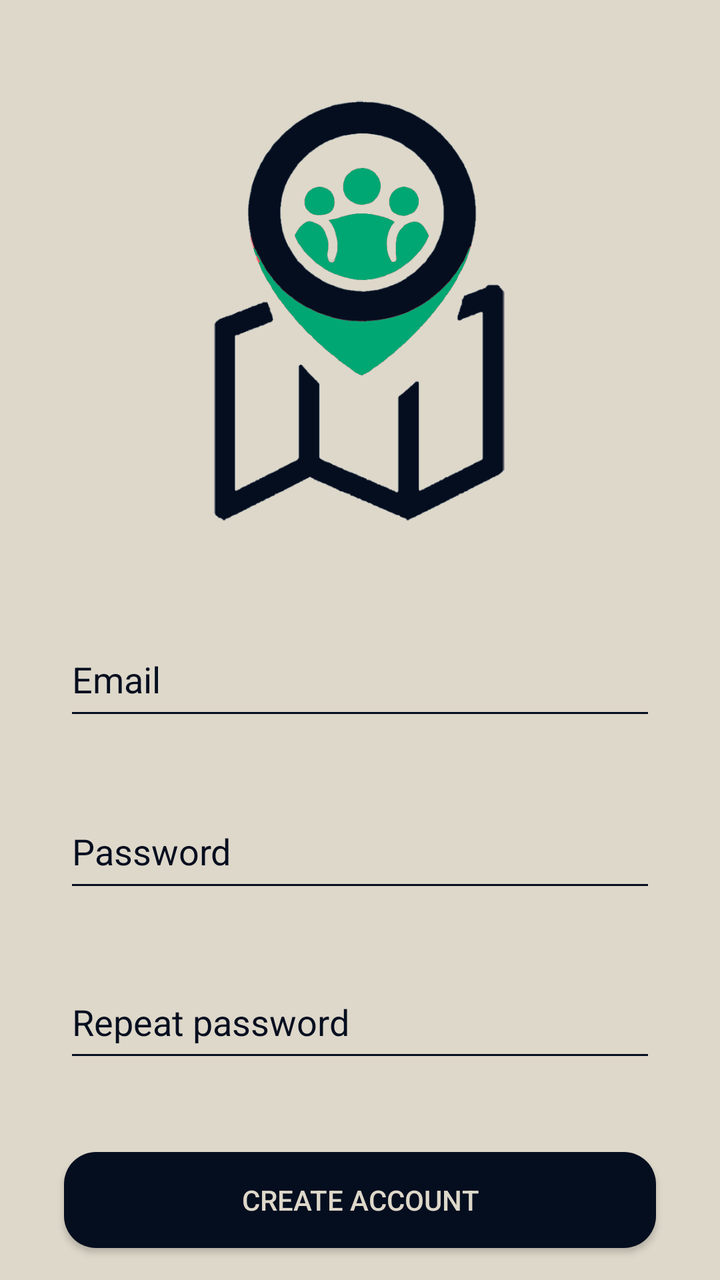
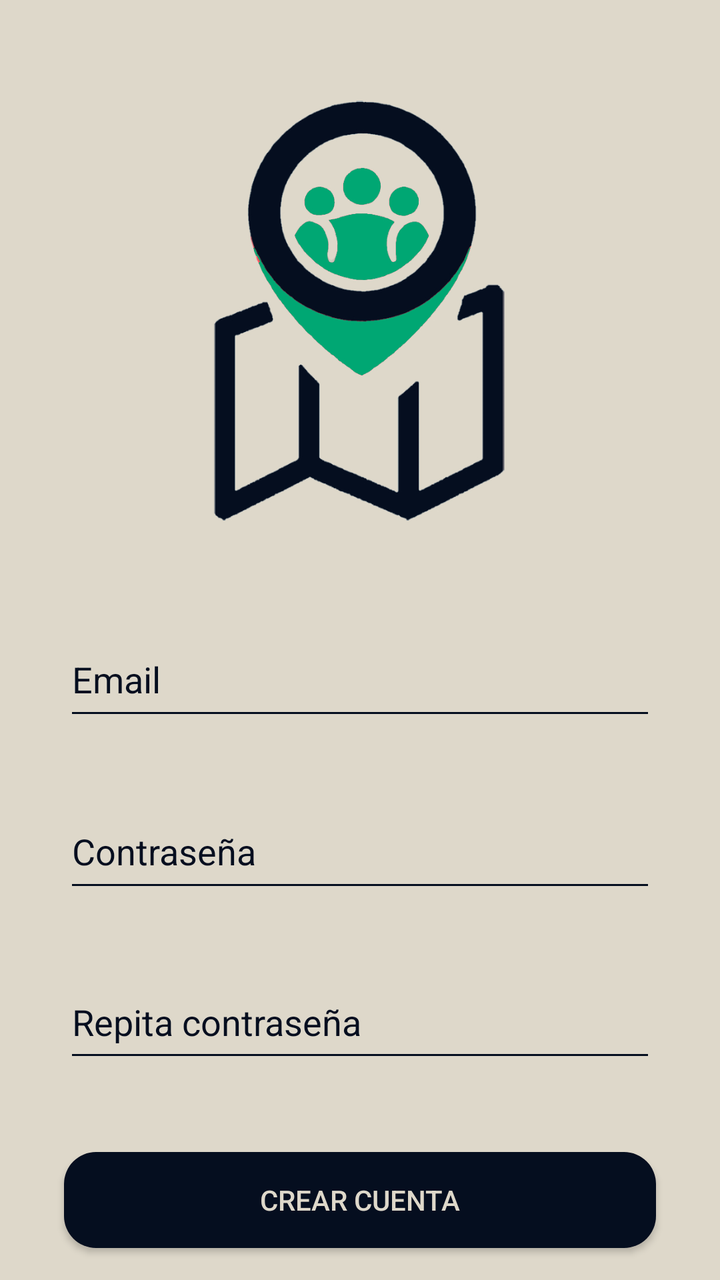

Compare the two renders of this Android layout. The source of the first and the diff that turns it into the second are given below.
<!-- AndroidManifest.xml: application theme Theme.Design.NoActionBar -->
<!-- res/layout/activity_register.xml -->
<?xml version="1.0" encoding="utf-8"?>
<androidx.constraintlayout.widget.ConstraintLayout xmlns:android="http://schemas.android.com/apk/res/android"
    xmlns:app="http://schemas.android.com/apk/res-auto"
    xmlns:tools="http://schemas.android.com/tools"
    android:layout_width="match_parent"
    android:layout_height="match_parent"
    android:background="#ded8ca"
    tools:context=".AuthActivity">

    <ImageView
        android:id="@+id/imageView2"
        android:layout_width="299dp"
        android:layout_height="311dp"
        app:layout_constraintEnd_toEndOf="parent"
        app:layout_constraintHorizontal_bias="0.497"
        app:layout_constraintStart_toStartOf="parent"
        app:layout_constraintTop_toTopOf="parent"
        app:srcCompat="@drawable/logo" />

    <EditText
        android:id="@+id/passwordEditText"
        android:layout_width="match_parent"
        android:layout_height="54dp"
        android:layout_marginStart="32dp"
        android:layout_marginTop="32dp"
        android:layout_marginEnd="32dp"
        android:backgroundTint="#050e1f"
        android:ems="10"
        android:hint="Password"
        android:inputType="textPassword"
        android:textColor="#050e1f"
        android:textColorHint="#050e1f"
        app:layout_constraintEnd_toEndOf="parent"
        app:layout_constraintStart_toStartOf="parent"
        app:layout_constraintTop_toBottomOf="@+id/emailEditText" />

    <EditText
        android:id="@+id/passwordEditText2"
        android:layout_width="match_parent"
        android:layout_height="53dp"
        android:layout_marginStart="32dp"
        android:layout_marginTop="32dp"
        android:layout_marginEnd="32dp"
        android:backgroundTint="#050e1f"
        android:ems="10"
        android:hint="Repeat password"
        android:inputType="textPassword"
        android:textColor="#050e1f"
        android:textColorHint="#050e1f"
        app:layout_constraintEnd_toEndOf="parent"
        app:layout_constraintHorizontal_bias="0.0"
        app:layout_constraintStart_toStartOf="parent"
        app:layout_constraintTop_toBottomOf="@+id/passwordEditText" />

    <Button
        android:id="@+id/registerButton"
        android:layout_width="match_parent"
        android:layout_height="wrap_content"
        android:layout_marginStart="32dp"
        android:layout_marginTop="40dp"
        android:layout_marginEnd="32dp"
        android:background="@drawable/button_rounded"
        android:text="Create account"
        android:textColor="#ded8ca"
        app:layout_constraintEnd_toEndOf="parent"
        app:layout_constraintHorizontal_bias="0.0"
        app:layout_constraintStart_toStartOf="parent"
        app:layout_constraintTop_toBottomOf="@+id/passwordEditText2" />

    <EditText
        android:id="@+id/emailEditText"
        android:layout_width="match_parent"
        android:layout_height="54dp"
        android:layout_marginStart="32dp"
        android:layout_marginEnd="32dp"
        android:backgroundTint="#050e1f"
        android:ems="10"
        android:hint="Email"
        android:inputType="textEmailAddress"
        android:textColor="#050e1f"
        android:textColorHint="#050e1f"
        app:layout_constraintEnd_toEndOf="parent"
        app:layout_constraintHorizontal_bias="0.0"
        app:layout_constraintStart_toStartOf="parent"
        app:layout_constraintTop_toBottomOf="@+id/imageView2" />

</androidx.constraintlayout.widget.ConstraintLayout>
<!-- resources referenced by this layout -->
<resources>
  <!-- drawable button_rounded (drawable) -->
  <?xml version="1.0" encoding="utf-8"?>
  <shape xmlns:android="http://schemas.android.com/apk/res/android">
      <corners android:radius="16dp" />
      <solid android:color="#050e1f" />
  </shape>
  <!-- drawable logo: jpg bitmap (drawable, 135357 bytes) -->
</resources>

<!-- the commit's change to res/layout/activity_register.xml (unified diff, before → after) -->
@@ -26,7 +26,7 @@
         android:layout_marginEnd="32dp"
         android:backgroundTint="#050e1f"
         android:ems="10"
-        android:hint="Password"
+        android:hint="Contraseña"
         android:inputType="textPassword"
         android:textColor="#050e1f"
         android:textColorHint="#050e1f"
@@ -43,7 +43,7 @@
         android:layout_marginEnd="32dp"
         android:backgroundTint="#050e1f"
         android:ems="10"
-        android:hint="Repeat password"
+        android:hint="Repita contraseña"
         android:inputType="textPassword"
         android:textColor="#050e1f"
         android:textColorHint="#050e1f"
@@ -60,7 +60,7 @@
         android:layout_marginTop="40dp"
         android:layout_marginEnd="32dp"
         android:background="@drawable/button_rounded"
-        android:text="Create account"
+        android:text="Crear cuenta"
         android:textColor="#ded8ca"
         app:layout_constraintEnd_toEndOf="parent"
         app:layout_constraintHorizontal_bias="0.0"
